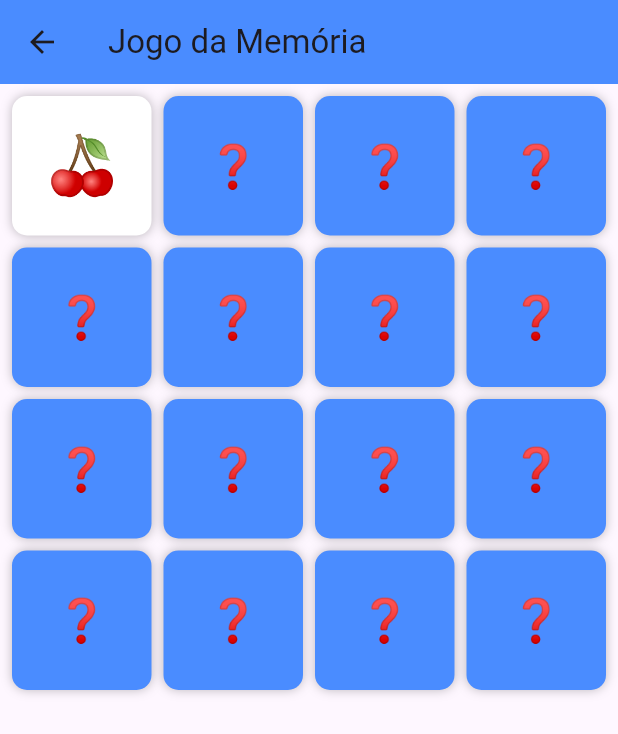
After one commit to Felipinho1806/Trabalho-Mobile, a Flutter app: the MemoryGameScreen screen opened directly, after a tap on an icon or button, on a phone screen of 412 x 824 dp. The commit adds this screen. Shown: the top 734 px of the screen. Run offline on Flutter 3.47's test engine with Material 3 defaults, Android fonts, the phone set to English and light mode, and no system bars; our stand-ins replace animate_do, google_fonts, percent_indicator, smooth_page_indicator.

Commit message:
Criação de um jogo da memória e seu botão

```diff
--- /dev/null
+++ b/lib/modules/focus/game/jogo_memoria.dart
@@ -0,0 +1,130 @@
+import 'dart:async';
+import 'dart:math';
+import 'package:flutter/material.dart';
+
+class MemoryGameScreen extends StatefulWidget {
+  const MemoryGameScreen({super.key});
+
+  @override
+  _MemoryGameScreenState createState() => _MemoryGameScreenState();
+}
+
+class _MemoryGameScreenState extends State<MemoryGameScreen> {
+  List<String> _cards = [
+    '🍎', '🍎', '🍌', '🍌', '🍓', '🍓', '🍒', '🍒',
+    '🍍', '🍍', '🍉', '🍉', '🍇', '🍇', '🍊', '🍊'
+  ];
+
+  List<int> _flippedIndexes = [];
+  List<int> _matchedIndexes = [];
+
+  @override
+  void initState() {
+    super.initState();
+    _cards.shuffle(Random());
+  }
+
+  void _flipCard(int index) {
+    if (_flippedIndexes.length == 2 || _flippedIndexes.contains(index)) return;
+
+    setState(() => _flippedIndexes.add(index));
+
+    if (_flippedIndexes.length == 2) {
+      final first = _flippedIndexes[0];
+      final second = _flippedIndexes[1];
+
+      if (_cards[first] == _cards[second]) {
+        // Par encontrado
+        setState(() {
+          _matchedIndexes.addAll(_flippedIndexes);
+          _flippedIndexes.clear();
+        });
+
+        if (_matchedIndexes.length == _cards.length) {
+          Future.delayed(const Duration(milliseconds: 400), _showGameOver);
+        }
+      } else {
+        // Não combinou → vira de volta
+        Future.delayed(const Duration(seconds: 1), () {
+          setState(() => _flippedIndexes.clear());
+        });
+      }
+    }
+  }
+
+  void _showGameOver() {
+    showDialog(
+      context: context,
+      builder: (_) => AlertDialog(
+        title: const Text("🎉 Parabéns! Você venceu!"),
+        actions: [
+          TextButton(
+            onPressed: () {
+              Navigator.pop(context);
+              setState(() {
+                _cards.shuffle(Random());
+                _flippedIndexes.clear();
+                _matchedIndexes.clear();
+              });
+            },
+            child: const Text("Jogar novamente"),
+          ),
+          TextButton(
+            onPressed: () => Navigator.pop(context),
+            child: const Text("Sair"),
+          ),
+        ],
+      ),
+    );
+  }
+
+  @override
+  Widget build(BuildContext context) {
+    return Scaffold(
+      appBar: AppBar(
+        title: const Text("Jogo da Memória"),
+        backgroundColor: const Color(0xFF4A8CFF),
+      ),
+      body: Padding(
+        padding: const EdgeInsets.all(8.0),
+        child: GridView.builder(
+          gridDelegate: const SliverGridDelegateWithFixedCrossAxisCount(
+            crossAxisCount: 4,
+            crossAxisSpacing: 8,
+            mainAxisSpacing: 8,
+          ),
+          itemCount: _cards.length,
+          itemBuilder: (context, index) {
+            final isFlipped =
+                _flippedIndexes.contains(index) || _matchedIndexes.contains(index);
+
+            return GestureDetector(
+              onTap: () => _flipCard(index),
+              child: AnimatedContainer(
+                duration: const Duration(milliseconds: 300),
+                decoration: BoxDecoration(
+                  color: isFlipped ? Colors.white : const Color(0xFF4A8CFF),
+                  borderRadius: BorderRadius.circular(10),
+                  boxShadow: [
+                    BoxShadow(color: Colors.black26, blurRadius: 5),
+                  ],
+                ),
+                child: Center(
+                  child: isFlipped
+                      ? Text(
+                          _cards[index],
+                          style: const TextStyle(fontSize: 40),
+                        )
+                      : const Text(
+                          "❓",
+                          style: TextStyle(fontSize: 28, color: Colors.white),
+                        ),
+                ),
+              ),
+            );
+          },
+        ),
+      ),
+    );
+  }
+}
```
Also changed, not shown: lib/modules/focus/focus_home.dart (+9 -0 lines).
